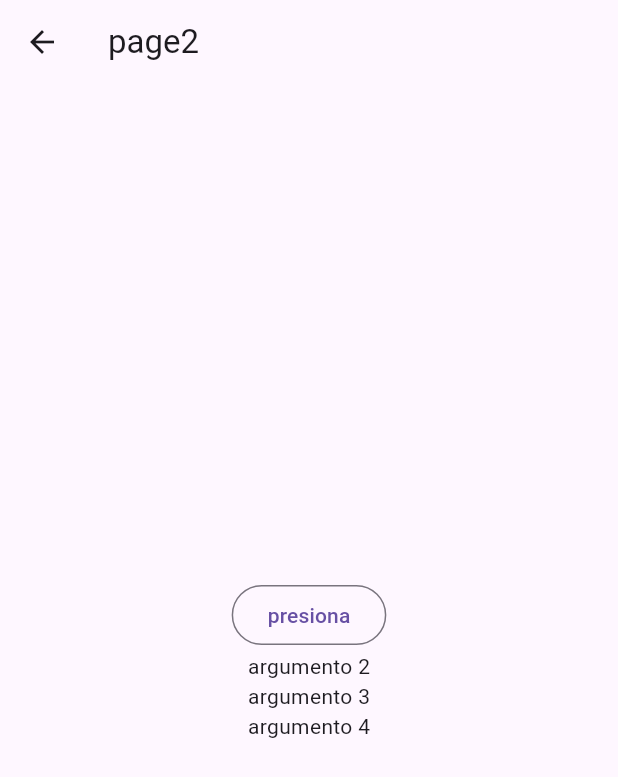
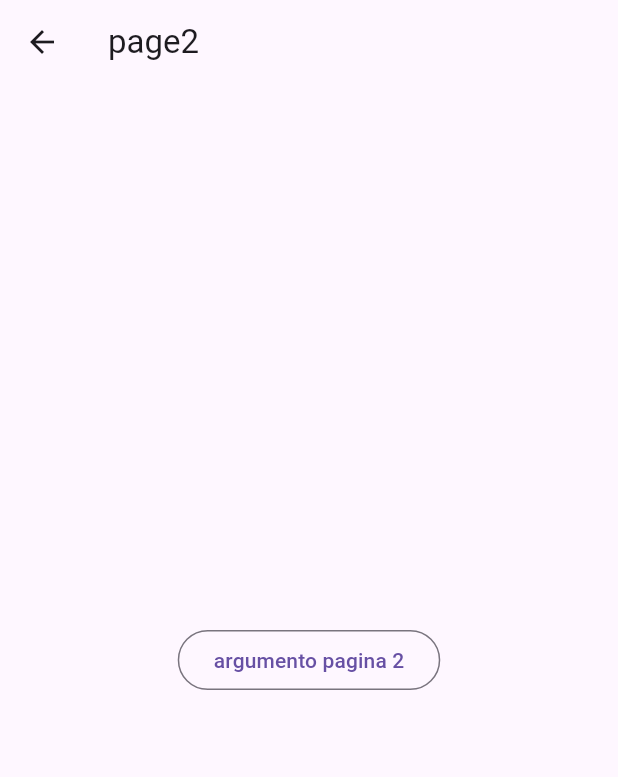
Before and after one commit to francodavid1998/s, a Flutter app: the screen it shows after launch, after a tap on "presiona", on a phone screen of 412 x 824 dp. Shown: the top 777 px of the screen. Run offline on Flutter 3.47's test engine with Material 3 defaults, Android fonts, the phone set to English and light mode, and no system bars.

Commit message:
navigator nivel 3: (forma adecuada) haciendo uso de rutas (pasando solo 1 argumento por ModalRoute) forma mas compleja pero mas eficiente (StatelessWidget)

```diff
--- a/lib/main.dart
+++ b/lib/main.dart
@@ -17,36 +17,16 @@ class MyApp extends StatelessWidget {
       initialRoute: "/page1",
       routes: {
         "/page1": (BuildContext context) {
-          return Page1(
-            a1: 'page1',
-            a2: 'argumento 2',
-            a3: 'argumento 3',
-            a4: 'argumento 4',
-          );
+          return Page1();
         },
         "/page2": (BuildContext context) {
-          return Page2(
-            a1: 'page2',
-            a2: 'argumento 2',
-            a3: 'argumento 3',
-            a4: 'argumento 4',
-          );
+          return Page2();
         },
         "/page3": (BuildContext context) {
-          return Page3(
-            a1: 'page3',
-            a2: 'argumento 2',
-            a3: 'argumento 3',
-            a4: 'argumento 4',
-          );
+          return Page3();
         },
         "/page4": (BuildContext context) {
-          return Page4(
-            a1: 'page4',
-            a2: 'argumento 2',
-            a3: 'argumento 3',
-            a4: 'argumento 4',
-          );
+          return Page4();
         },
       },
     );
--- a/lib/pages/page1.dart
+++ b/lib/pages/page1.dart
@@ -1,40 +1,23 @@
-//metodo sin el
-//   @override
-//  void initState() {
-//    super.initState();
-//    a1 = widget.a1;
-//  }
+//pasar 1 variable por modalroute
 
 import 'package:flutter/material.dart';
 
+//nose como pasar desde main a page 1 en modalroute
 class Page1 extends StatefulWidget {
-  final String a1;
-  final String a2;
-  final String a3;
-  final String a4;
-
-  const Page1(
-      {super.key,
-      required this.a1,
-      required this.a2,
-      required this.a3,
-      required this.a4});
+  const Page1({
+    super.key,
+  });
 
   @override
   State<Page1> createState() => _Page1State();
 }
 
 class _Page1State extends State<Page1> {
-  late String a1;
-  late String a2;
-  late String a3;
-  late String a4;
-
   @override
   Widget build(BuildContext context) {
     return Scaffold(
       appBar: AppBar(
-        title: Text(widget.a1),
+        title: Text("pagina 1"),
       ),
       body: Center(
         child: Column(
@@ -46,9 +29,6 @@ class _Page1State extends State<Page1> {
                   _on(context);
                 },
                 child: Text("presiona")),
-            Text(widget.a2),
-            Text(widget.a3),
-            Text(widget.a4)
           ],
         ),
       ),
@@ -56,6 +36,6 @@ class _Page1State extends State<Page1> {
   }
 
   void _on(BuildContext context) {
-    Navigator.of(context).pushNamed("/page2");
+    Navigator.of(context).pushNamed("/page2", arguments: "argumento pagina 2");
   }
 }
--- a/lib/pages/page2.dart
+++ b/lib/pages/page2.dart
@@ -1,49 +1,25 @@
-//metodo con el
-//   @override
-//  void initState() {
-//    super.initState();
-//    a1 = widget.a1;
-//  }
+//pasar 1 variable por modalroute
 
 import 'package:flutter/material.dart';
 
 class Page2 extends StatefulWidget {
-  final String a1;
-  final String a2;
-  final String a3;
-  final String a4;
-
-  const Page2(
-      {super.key,
-      required this.a1,
-      required this.a2,
-      required this.a3,
-      required this.a4});
+  const Page2({
+    super.key,
+  });
 
   @override
   State<Page2> createState() => _Page2State();
 }
 
 class _Page2State extends State<Page2> {
-  late String a1;
-  late String a2;
-  late String a3;
-  late String a4;
-
-  @override
-  void initState() {
-    super.initState();
-    a1 = widget.a1;
-    a2 = widget.a2;
-    a3 = widget.a3;
-    a4 = widget.a4;
-  }
-
   @override
   Widget build(BuildContext context) {
+    //si no logra pasar la variable causa error
+    final a1 = ModalRoute.of(context)?.settings.arguments as String;
+
     return Scaffold(
       appBar: AppBar(
-        title: Text(a1),
+        title: Text("page2"),
       ),
       body: Center(
         child: Column(
@@ -54,10 +30,7 @@ class _Page2State extends State<Page2> {
                 onPressed: () {
                   _on(context);
                 },
-                child: Text("presiona")),
-            Text(widget.a2),
-            Text(widget.a3),
-            Text(widget.a4)
+                child: Text(a1)),
           ],
         ),
       ),
@@ -65,6 +38,6 @@ class _Page2State extends State<Page2> {
   }
 
   void _on(BuildContext context) {
-    Navigator.of(context).pushNamed("/page3");
+    Navigator.of(context).pushNamed("/page3", arguments: "argumento pagina 3");
   }
 }
```
Also changed, not shown: lib/pages/page3.dart (+10 -28 lines), lib/pages/page4.dart (+10 -36 lines).
